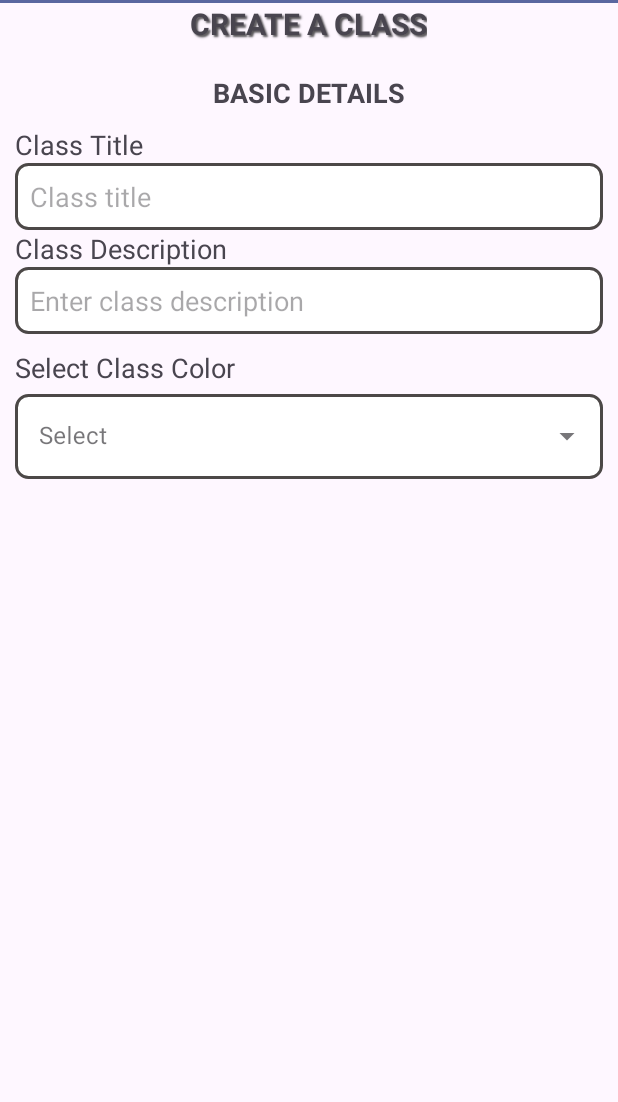
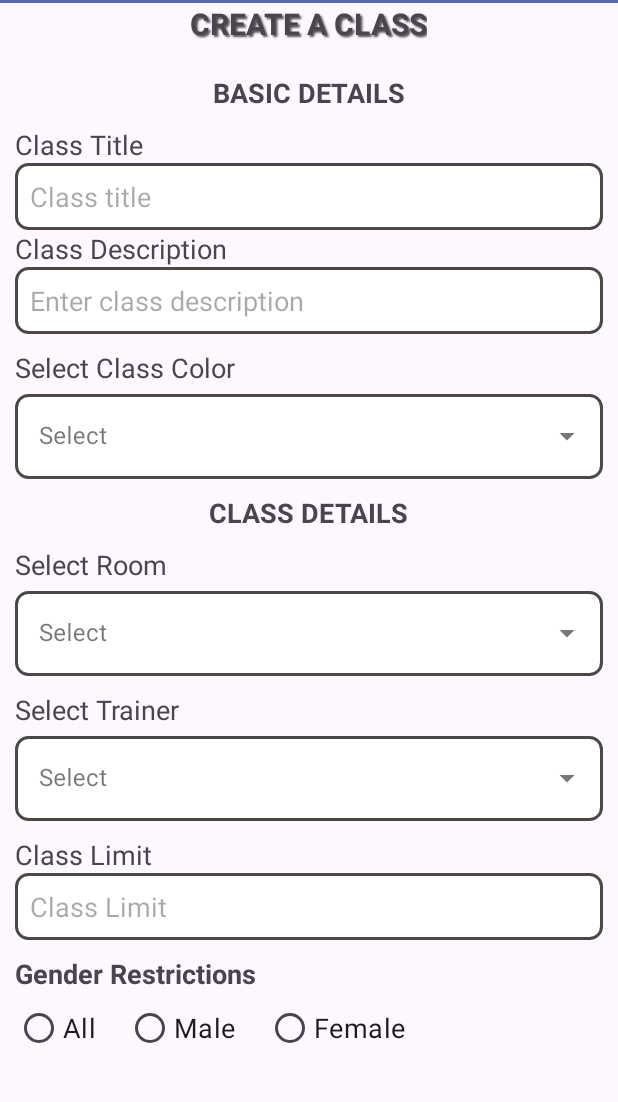
Before and after one commit to Rahul220344548/FinalYearProject, an Android app: the screen it shows after launch (AdminDashboardActivity), in the side drawer, after a tap on "Classes", on a phone screen of 412 x 824 dp, the part 99-1201 px from its top. Run offline under Robolectric (Android 15) with nearby library versions, the light colour scheme and no system bars.

Commit message:
add design code to class_details_page and included it add class fragment

```diff
--- /dev/null
+++ b/app/src/main/res/layout/class_details.xml
@@ -0,0 +1,115 @@
+<?xml version="1.0" encoding="utf-8"?>
+<LinearLayout xmlns:android="http://schemas.android.com/apk/res/android"
+    android:orientation="vertical"
+    android:layout_width="match_parent"
+    android:layout_height="match_parent"
+    android:layout_marginStart="10dp"
+    android:layout_marginEnd="10dp">
+
+    <TextView
+        android:layout_width="wrap_content"
+        android:layout_height="wrap_content"
+        android:text="CLASS DETAILS"
+        android:layout_gravity="center"
+        android:layout_marginTop="10dp"
+        android:textSize="18sp"
+        android:shadowColor="#AA000000"
+        android:textStyle="bold"/>
+
+    <TextView
+        android:layout_width="match_parent"
+        android:layout_height="wrap_content"
+        android:layout_marginTop="10dp"
+        android:text="Select Room"
+        android:textSize="18sp" />
+
+    <com.google.android.material.textfield.TextInputLayout
+        android:layout_width="match_parent"
+        android:layout_height="wrap_content"
+        android:hint="@string/select"
+        style="@style/Widget.MaterialComponents.TextInputLayout.OutlinedBox.ExposedDropdownMenu">
+        <AutoCompleteTextView
+            android:id="@+id/auto_complete_room"
+            android:layout_width="match_parent"
+            android:layout_height="wrap_content"
+            android:inputType="none"
+            android:background="@drawable/dropdown_background"/>
+
+    </com.google.android.material.textfield.TextInputLayout>
+
+    <TextView
+        android:layout_width="match_parent"
+        android:layout_height="wrap_content"
+        android:layout_marginTop="10dp"
+        android:text="Select Trainer"
+        android:textSize="18sp" />
+
+    <com.google.android.material.textfield.TextInputLayout
+        android:layout_width="match_parent"
+        android:layout_height="wrap_content"
+        android:hint="@string/select"
+        style="@style/Widget.MaterialComponents.TextInputLayout.OutlinedBox.ExposedDropdownMenu">
+
+        <AutoCompleteTextView
+            android:id="@+id/auto_complete_trainer"
+            android:layout_width="match_parent"
+            android:layout_height="wrap_content"
+            android:inputType="none"
+            android:background="@drawable/dropdown_background"/>
+    </com.google.android.material.textfield.TextInputLayout>
+
+    <TextView
+        android:layout_width="match_parent"
+        android:layout_height="wrap_content"
+        android:layout_marginTop="10dp"
+        android:text="Class Limit"
+        android:textSize="18sp" />
+
+    <EditText
+        android:id="@+id/editTextClassLimit"
+        android:layout_width="match_parent"
+        android:layout_height="wrap_content"
+        android:background="@drawable/edittext_border"
+        android:hint="Class Limit" />
+
+    <TextView
+        android:layout_width="match_parent"
+        android:layout_height="wrap_content"
+        android:text="Gender Restrictions"
+        android:layout_marginTop="10dp"
+        android:textSize="18sp"
+        android:textStyle="bold" />
+
+    <RadioGroup
+        android:id="@+id/radioGroup_GenderRestrictions"
+        android:layout_width="match_parent"
+        android:layout_height="wrap_content"
+        android:orientation="horizontal">
+
+        <RadioButton
+            android:id="@+id/radio_genderAll"
+            android:layout_width="wrap_content"
+            android:layout_height="wrap_content"
+            android:text="All"
+            android:textSize="18sp" />
+        <RadioButton
+            android:id="@+id/radio_genderMale"
+            android:layout_width="wrap_content"
+            android:layout_height="wrap_content"
+            android:layout_marginStart="20dp"
+            android:text="Male"
+            android:textSize="18sp" />
+
+        <RadioButton
+            android:id="@+id/radio_genderFemale"
+            android:layout_width="wrap_content"
+            android:layout_height="wrap_content"
+            android:layout_marginStart="20dp"
+            android:text="Female"
+            android:textSize="18sp" />
+    </RadioGroup>
+
+
+
+
+</LinearLayout>
--- a/app/src/main/res/layout/fragment_admin_classes.xml
+++ b/app/src/main/res/layout/fragment_admin_classes.xml
@@ -90,8 +90,10 @@
 
             </com.google.android.material.textfield.TextInputLayout>
 
-
-
+            <include
+                android:layout_width="match_parent"
+                android:layout_height="wrap_content"
+                layout="@layout/class_details" />
 
         </LinearLayout>
 
```
